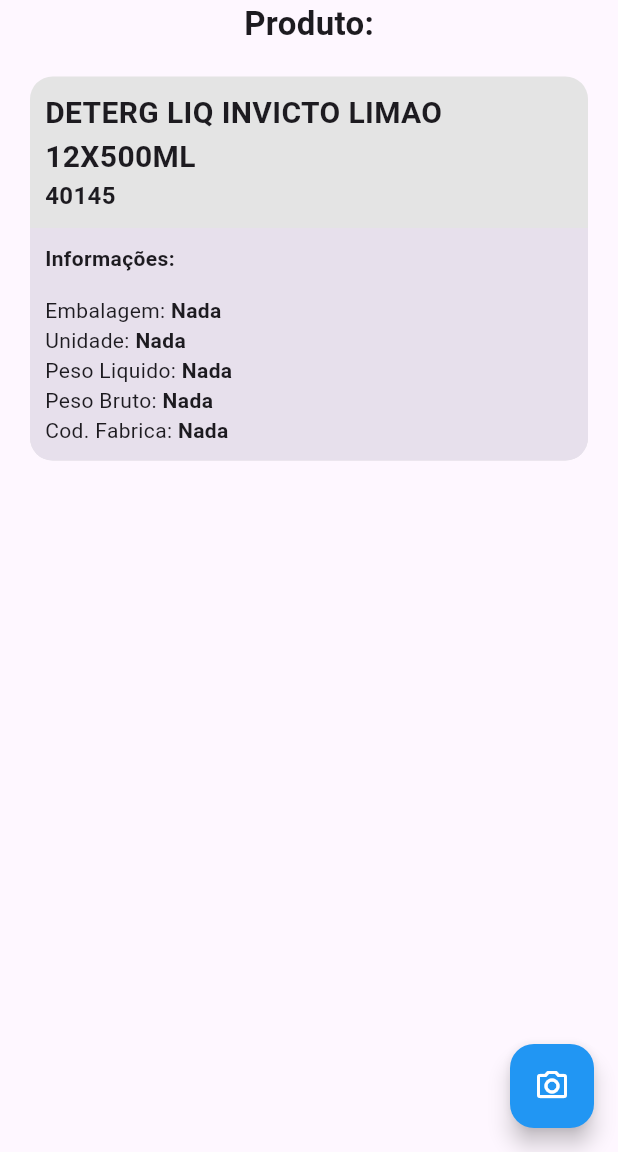
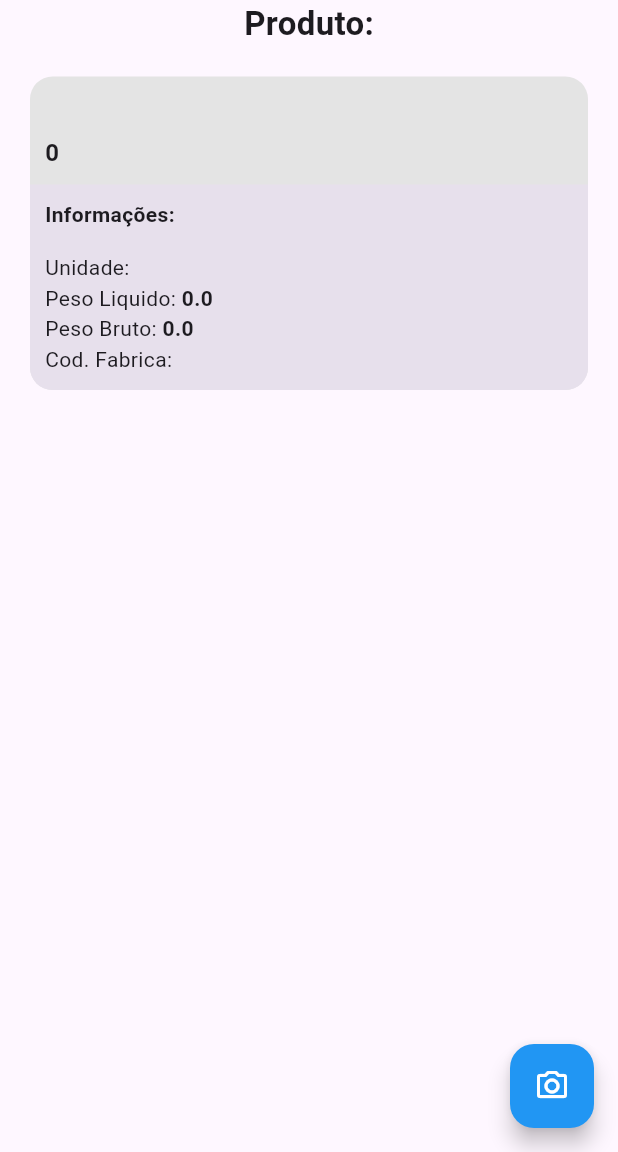
Before and after one commit to gustavohsx/EstoqueLogisticaFrontend, a Flutter app: the screen it shows after launch, in the side drawer, after a tap on the "photo camera" icon, on a phone screen of 412 x 824 dp, the part 84-1236 px from its top. Run offline on Flutter 3.47's test engine with Material 2 defaults, Android fonts, the phone set to English and light mode, and no system bars; our stand-ins replace pocketbase; missing offline and left inert: flutter_barcode_scanner.

Commit message:
pocketbase

```diff
--- a/lib/home/home_page.dart
+++ /dev/null
@@ -1,213 +0,0 @@
-import 'package:estoque_logistica/barcode/barcode.dart';
-import 'package:flutter/material.dart';
-
-class HomePage extends StatefulWidget {
-  const HomePage({Key? key}) : super(key: key);
-
-  @override
-  State<HomePage> createState() => _HomePageState();
-}
-
-class _HomePageState extends State<HomePage> {
-  String barcode = 'Nada';
-
-  @override
-  void initState() {
-    super.initState();
-  }
-
-  @override
-  Widget build(BuildContext context) {
-    return Scaffold(
-      appBar: AppBar(
-        title: const Text(
-          'Estoque',
-          style: TextStyle(color: Colors.white),
-        ),
-        backgroundColor: Colors.blue,
-      ),
-      body: Center(
-        child: Column(
-          mainAxisAlignment: MainAxisAlignment.start,
-          children: [
-            const Text(
-              'Produto:',
-              style: TextStyle(
-                fontSize: 22,
-                fontWeight: FontWeight.bold,
-              ),
-            ),
-            Container(
-              alignment: Alignment.topLeft,
-              margin: const EdgeInsets.all(20),
-              // padding: const EdgeInsets.fromLTRB(15, 10, 15, 10),
-              decoration: BoxDecoration(
-                color: const Color.fromARGB(255, 228, 228, 228),
-                borderRadius: BorderRadius.circular(15),
-              ),
-              child: Column(
-                crossAxisAlignment: CrossAxisAlignment.start,
-                children: [
-                  const Padding(
-                    padding: EdgeInsets.all(10.0),
-                    child: Column(
-                      crossAxisAlignment: CrossAxisAlignment.start,
-                      children: [
-                        Text(
-                          'DETERG LIQ INVICTO LIMAO 12X500ML',
-                          style: TextStyle(
-                            fontSize: 20,
-                            fontWeight: FontWeight.bold,
-                          ),
-                        ),
-                        Text(
-                          '40145',
-                          style: TextStyle(
-                            fontSize: 16,
-                            fontWeight: FontWeight.w700,
-                          ),
-                        )
-                      ],
-                    ),
-                  ),
-                  Container(
-                    decoration: const BoxDecoration(
-                      borderRadius: BorderRadius.only(
-                        bottomLeft: Radius.circular(15),
-                        bottomRight: Radius.circular(15),
-                      ),
-                      color: Color.fromARGB(255, 231, 224, 236),
-                    ),
-                    child: Padding(
-                      padding: const EdgeInsets.all(10.0),
-                      child: Column(
-                        crossAxisAlignment: CrossAxisAlignment.start,
-                        children: [
-                          const Text(
-                            'Informações:',
-                            style: TextStyle(
-                              fontWeight: FontWeight.bold,
-                            ),
-                          ),
-                          const SizedBox(
-                            height: 15,
-                          ),
-                          Row(
-                            children: [
-                              const Text('Embalagem: '),
-                              Text(
-                                barcode,
-                                style: const TextStyle(
-                                  fontWeight: FontWeight.bold,
-                                ),
-                              ),
-                            ],
-                          ),
-                          Row(
-                            children: [
-                              const Text('Unidade: '),
-                              Text(
-                                barcode,
-                                style: const TextStyle(
-                                  fontWeight: FontWeight.bold,
-                                ),
-                              )
-                            ],
-                          ),
-                          Row(
-                            children: [
-                              const Text('Peso Liquido: '),
-                              Text(
-                                barcode,
-                                style: const TextStyle(
-                                  fontWeight: FontWeight.bold,
-                                ),
-                              )
-                            ],
-                          ),
-                          Row(
-                            children: [
-                              const Text('Peso Bruto: '),
-                              Text(
-                                barcode,
-                                style: const TextStyle(
-                                  fontWeight: FontWeight.bold,
-                                ),
-                              )
-                            ],
-                          ),
-                          Row(
-                            children: [
-                              const Text('Cod. Fabrica: '),
-                              Text(
-                                barcode,
-                                style: const TextStyle(
-                                  fontWeight: FontWeight.bold,
-                                ),
-                              )
-                            ],
-                          ),
-                        ],
-                      ),
-                    ),
-                  ),
-                ],
-              ),
-            ),
-          ],
-        ),
-      ),
-      drawer: Drawer(
-        surfaceTintColor: Colors.white,
-        child: Center(
-          child: Column(
-            mainAxisAlignment: MainAxisAlignment.start,
-            children: [
-              const SizedBox(
-                height: 20,
-              ),
-              const Text(
-                'Menu',
-                style: TextStyle(fontSize: 22),
-              ),
-              const Padding(
-                padding: EdgeInsets.all(50),
-              ),
-              TextButton(
-                onPressed: () {},
-                child: const Row(
-                  children: [
-                    Icon(
-                      Icons.settings,
-                      color: Colors.black,
-                    ),
-                    SizedBox(
-                      width: 20,
-                    ),
-                    Text(
-                      'Configurações',
-                      style: TextStyle(
-                        color: Colors.black,
-                      ),
-                    ),
-                  ],
-                ),
-              )
-            ],
-          ),
-        ),
-      ),
-      floatingActionButton: FloatingActionButton(
-        onPressed: () async {
-          barcode = await CameraBarcode().scan();
-          setState(() {});
-        },
-        backgroundColor: Colors.blue,
-        child: const Icon(
-          Icons.photo_camera_outlined,
-          color: Colors.white,
-        ),
-      ),
-    );
-  }
-}
--- a/lib/main.dart
+++ b/lib/main.dart
@@ -1,4 +1,4 @@
-import 'package:estoque_logistica/home/home_page.dart';
+import 'package:estoque_logistica/pages/home/home_page.dart';
 import 'package:flutter/material.dart';
 
 void main() {
--- /dev/null
+++ b/lib/models/product_model.dart
@@ -0,0 +1,34 @@
+class ProductModel {
+  String? id;
+  String? codprod;
+  String? descricao;
+  String? embalagem;
+  String? unidade;
+  String? codfab;
+  double? pesoliq;
+  double? pesobruto;
+  int? modulo;
+  int? rua;
+  int? numero;
+  int? apto;
+  int? tipoalturapelete;
+  int? alturapal;
+  int? lastropal;
+  int? qttotal;
+  double? alturam3;
+  double? larguram3;
+  double? comprimentom3;
+  double? volume;
+  String? gtincodigoauxiliar;
+  String? codauxiliartrib;
+  String? gtincodauxiliar;
+  String? codauxiliar;
+  String? gtincodauxiliar2;
+  int? qtestger;
+  int? qtindeniz;
+  int? qtbloqueada;
+  int? qtreservada;
+  int? qtdisponivel;
+  String? created;
+  String? updated;
+}
--- /dev/null
+++ b/lib/pages/home/home_page.dart
@@ -0,0 +1,150 @@
+// import 'package:estoque_logistica/barcode/barcode.dart';
+import 'package:estoque_logistica/widgets/custom_drawer.dart';
+import 'package:estoque_logistica/widgets/information.dart';
+import 'package:estoque_logistica/widgets/information_title.dart';
+import 'package:estoque_logistica/style/base_text_styles.dart';
+import 'package:flutter/material.dart';
+import 'package:pocketbase/pocketbase.dart';
+
+final pb = PocketBase('http://127.0.0.1:8090');
+
+class HomePage extends StatefulWidget {
+  const HomePage({Key? key}) : super(key: key);
+
+  @override
+  State<HomePage> createState() => _HomePageState();
+}
+
+class _HomePageState extends State<HomePage> {
+  String barcode = 'Nada';
+  String descricao = '';
+  int codprod = 0;
+  String unidade = '';
+  double? peso_liquido = 0.0;
+  double? peso_bruto = 0.0;
+  String codfab = '';
+
+  @override
+  void initState() {
+    super.initState();
+  }
+
+  @override
+  Widget build(BuildContext context) {
+    return Scaffold(
+      appBar: AppBar(
+        title: const Text(
+          'Estoque',
+          style: TextStyle(color: Colors.white),
+        ),
+        backgroundColor: Colors.blue,
+      ),
+      body: Center(
+        child: Column(
+          mainAxisAlignment: MainAxisAlignment.start,
+          children: [
+            const Text(
+              'Produto:',
+              style: BaseTextStyles.mainTitle,
+            ),
+            Container(
+              alignment: Alignment.topLeft,
+              margin: const EdgeInsets.all(20),
+              // padding: const EdgeInsets.fromLTRB(15, 10, 15, 10),
+              decoration: BoxDecoration(
+                color: const Color.fromARGB(255, 228, 228, 228),
+                borderRadius: BorderRadius.circular(15),
+              ),
+              child: Column(
+                crossAxisAlignment: CrossAxisAlignment.start,
+                children: [
+                  Padding(
+                    padding: const EdgeInsets.all(10.0),
+                    child: Column(
+                      crossAxisAlignment: CrossAxisAlignment.start,
+                      children: [
+                        Text(
+                          descricao,
+                          style: BaseTextStyles.productTitle,
+                        ),
+                        Text(
+                          '$codprod',
+                          style: BaseTextStyles.productSubTitle,
+                        ),
+                      ],
+                    ),
+                  ),
+                  Container(
+                    decoration: const BoxDecoration(
+                      borderRadius: BorderRadius.only(
+                        bottomLeft: Radius.circular(15),
+                        bottomRight: Radius.circular(15),
+                      ),
+                      color: Color.fromARGB(255, 231, 224, 236),
+                    ),
+                    child: Padding(
+                      padding: const EdgeInsets.all(10.0),
+                      child: Column(
+                        crossAxisAlignment: CrossAxisAlignment.start,
+                        children: [
+                          const InformationTitle(
+                            title: 'Informações',
+                          ),
+                          Information(
+                            title: 'Unidade',
+                            info: '$unidade',
+                          ),
+                          Information(
+                            title: 'Peso Liquido',
+                            info: '$peso_liquido',
+                          ),
+                          Information(
+                            title: 'Peso Bruto',
+                            info: '$peso_bruto',
+                          ),
+                          Information(
+                            title: 'Cod. Fabrica',
+                            info: '$codfab',
+                          ),
+                        ],
+                      ),
+                    ),
+                  ),
+                ],
+              ),
+            ),
+          ],
+        ),
+      ),
+      drawer: const CustomDrawer(),
+      floatingActionButton: FloatingActionButton(
+        onPressed: () async {
+          // barcode = await CameraBarcode().scan();
+          // setState(() {});
+          print('banco');
+          await pb.admins.authWithPassword(
+            'gustavohsx07@gmail.com',
+            'gustavo@13',
+          );
+          final record = await pb
+              .collection('produto')
+              .getFirstListItem('codprod="878730"');
+
+          descricao = record.data['descricao'];
+          codprod = record.data['codprod'];
+          unidade = record.data['unidade'];
+          peso_liquido = record.data['pesoliq'];
+          peso_bruto = record.data['pesobruto'];
+          codfab = record.data['codfab'];
+          setState(() {});
+          print(record);
+        },
+        backgroundColor: Colors.blue,
+        child: const Icon(
+          Icons.photo_camera_outlined,
+          color: Colors.white,
+        ),
+      ),
+    );
+  }
+}
--- /dev/null
+++ b/lib/repositoty/i_product_repository.dart
@@ -0,0 +1,5 @@
+import 'package:estoque_logistica/models/product_model.dart';
+
+abstract class IProductRepository {
+  Future<List<ProductModel>> findAllProducts();
+}
--- /dev/null
+++ b/lib/style/base_text_styles.dart
@@ -0,0 +1,33 @@
+import 'package:flutter/material.dart';
+
+class BaseTextStyles {
+  static const TextStyle mainTitle = TextStyle(
+    fontSize: 22,
+    fontWeight: FontWeight.bold,
+  );
+
+  static const TextStyle productTitle = TextStyle(
+    fontSize: 20,
+    fontWeight: FontWeight.bold,
+  );
+
+  static const TextStyle productSubTitle = TextStyle(
+    fontSize: 16,
+    fontWeight: FontWeight.w700,
+  );
+
+  static const TextStyle informationTitleBold = TextStyle(
+    fontSize: 14,
+    fontWeight: FontWeight.bold,
+  );
+
+  static const TextStyle productInformationNormal = TextStyle(
+    fontSize: 14,
+    fontWeight: FontWeight.normal,
+  );
+
+  static const TextStyle productInformationBold = TextStyle(
+    fontSize: 14,
+    fontWeight: FontWeight.bold,
+  );
+}
--- /dev/null
+++ b/lib/widgets/custom_drawer.dart
@@ -0,0 +1,49 @@
+import 'package:flutter/material.dart';
+
+class CustomDrawer extends StatelessWidget {
+  const CustomDrawer({super.key});
+
+  @override
+  Widget build(BuildContext context) {
+    return Drawer(
+      surfaceTintColor: Colors.white,
+      child: Center(
+        child: Column(
+          mainAxisAlignment: MainAxisAlignment.start,
+          children: [
+            const SizedBox(
+              height: 20,
+            ),
+            const Text(
+              'Menu',
+              style: TextStyle(fontSize: 22),
+            ),
+            const Padding(
+              padding: EdgeInsets.all(50),
+            ),
+            TextButton(
+              onPressed: () {},
+              child: const Row(
+                children: [
+                  Icon(
+                    Icons.settings,
+                    color: Colors.black,
+                  ),
+                  SizedBox(
+                    width: 20,
+                  ),
+                  Text(
+                    'Configurações',
+                    style: TextStyle(
+                      color: Colors.black,
+                    ),
+                  ),
+                ],
+              ),
+            )
+          ],
+        ),
+      ),
+    );
+  }
+}
--- /dev/null
+++ b/lib/widgets/information.dart
@@ -0,0 +1,29 @@
+import 'package:flutter/material.dart';
+import 'package:estoque_logistica/style/base_text_styles.dart';
+
+class Information extends StatelessWidget {
+  final String title;
+  final String info;
+
+  const Information({
+    required this.title,
+    required this.info,
+    super.key,
+  });
+
+  @override
+  Widget build(BuildContext context) {
+    return Row(
+      children: [
+        Text(
+          '$title: ',
+          style: BaseTextStyles.productInformationNormal,
+        ),
+        Text(
+          info,
+          style: BaseTextStyles.productInformationBold,
+        ),
+      ],
+    );
+  }
+}
--- /dev/null
+++ b/lib/widgets/information_title.dart
@@ -0,0 +1,26 @@
+import 'package:flutter/material.dart';
+import 'package:estoque_logistica/style/base_text_styles.dart';
+
+class InformationTitle extends StatelessWidget {
+  final String title;
+
+  const InformationTitle({
+    required this.title,
+    super.key,
+  });
+
+  @override
+  Widget build(BuildContext context) {
+    return Column(
+      children: [
+        Text(
+          '$title: ',
+          style: BaseTextStyles.informationTitleBold,
+        ),
+        const SizedBox(
+          height: 15,
+        ),
+      ],
+    );
+  }
+}
--- a/pubspec.yaml
+++ b/pubspec.yaml
@@ -36,6 +36,7 @@
   # Use with the CupertinoIcons class for iOS style icons.
   cupertino_icons: ^1.0.2
   flutter_barcode_scanner: ^2.0.0
+  pocketbase: ^0.16.0
 
 dev_dependencies:
   flutter_test:
```
Also changed, not shown: lib/http/repository/product_http_repository.dart (added, +24 -0 lines), pubspec.lock.
